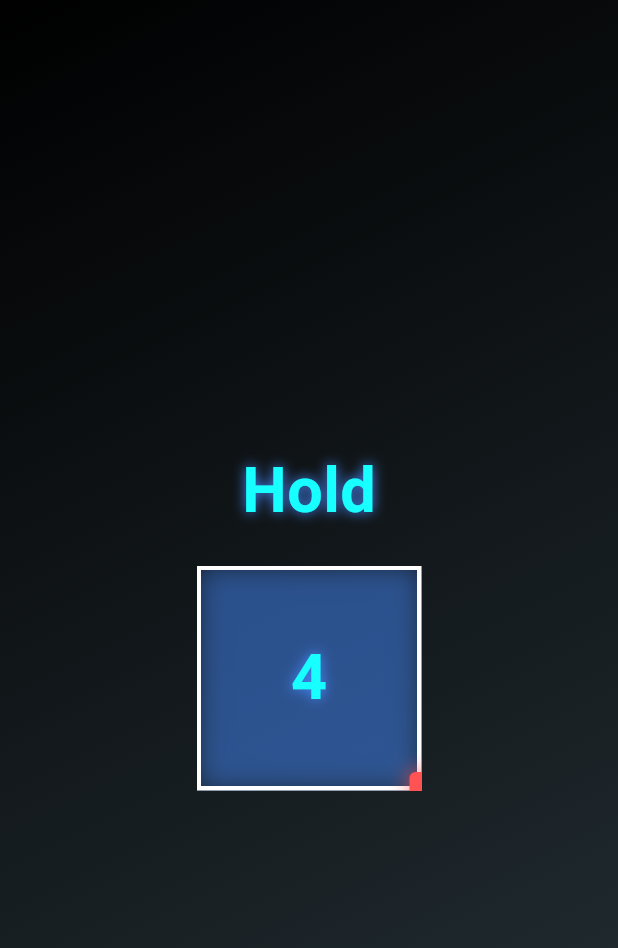
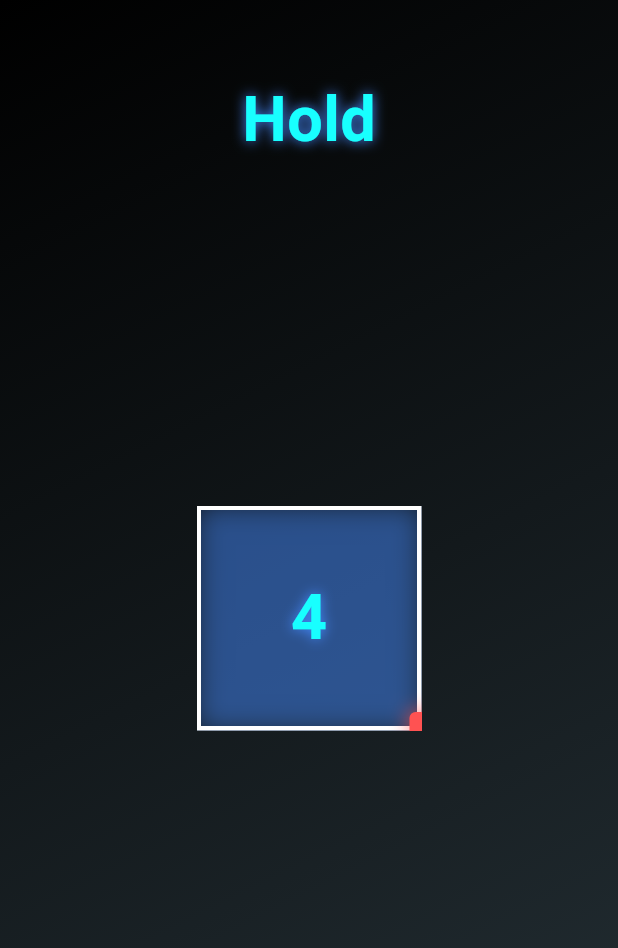
Before and after one commit to rasulsilva95/box-breather, a Flutter app: the screen it shows after launch, on a phone screen of 412 x 824 dp. Shown: the top 948 px of the screen. Run offline on Flutter 3.47's test engine with Material 3 defaults, Android fonts, the light colour scheme and no system bars.

Commit message:
got box centered irrespective of expanding text

```diff
--- a/box_breather/lib/main.dart
+++ b/box_breather/lib/main.dart
@@ -82,6 +82,9 @@ class _BoxBreathingScreenState extends State<BoxBreathingScreen> {
           if (positionY <= 0) {
             phase = 0;
             resetCountdown();
+            positionX = 0;
+            positionY = 0;
+            dynamicBoxSize = minBoxSize;
           }
         }
       });
@@ -110,10 +113,14 @@ class _BoxBreathingScreenState extends State<BoxBreathingScreen> {
           ),
         ),
         child: Center(
-          child: Column(
-            mainAxisAlignment: MainAxisAlignment.center,
+          child: Stack(
+            alignment: Alignment.center,
             children: [
-              Text(
+              Align(
+                alignment: Alignment.topCenter,
+                child: Padding(
+                  padding: const EdgeInsets.only(top: 50.0),
+                  child: Text(
                     phase == 0
                         ? "Inhale"
                         : phase == 1
@@ -130,8 +137,11 @@ class _BoxBreathingScreenState extends State<BoxBreathingScreen> {
                       ],
                     ),
                   ),
-              SizedBox(height: 20),
-              Stack(
+                ),
+              ),
+              Align(
+                alignment: Alignment.center,
+                child: Stack(
                   alignment: Alignment.center,
                   children: [
                     Container(
@@ -183,6 +193,7 @@ class _BoxBreathingScreenState extends State<BoxBreathingScreen> {
                     ),
                   ],
                 ),
+              ),
             ],
           ),
         ),
```
Lines whose indentation alone changed are shown as unchanged.
